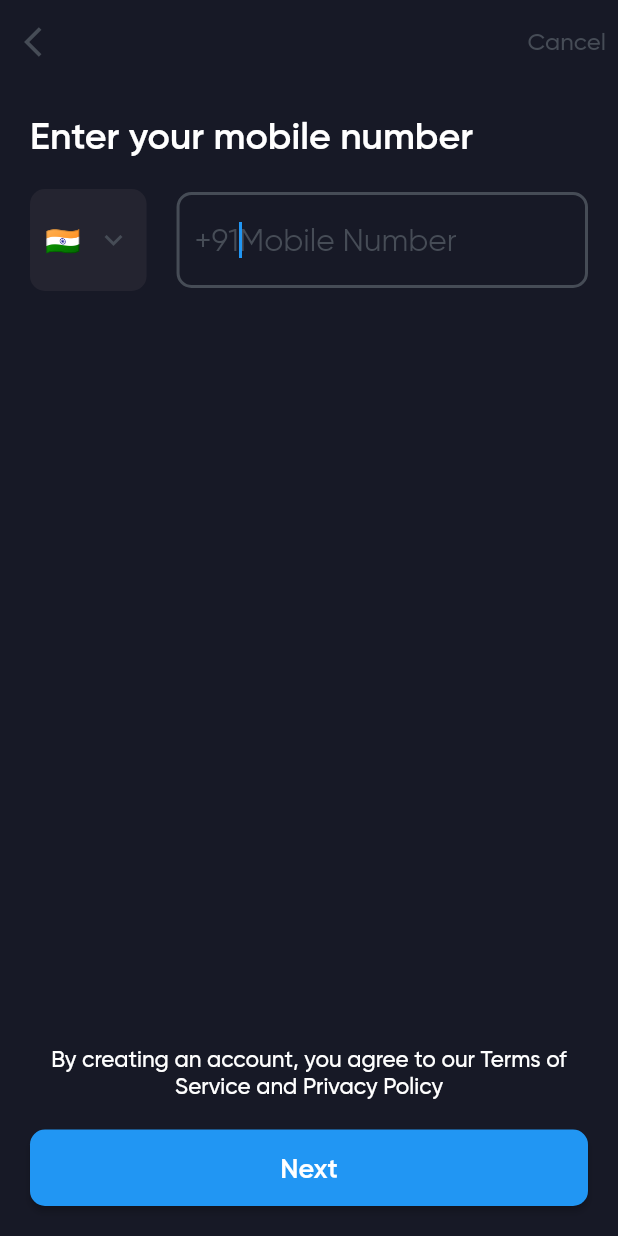
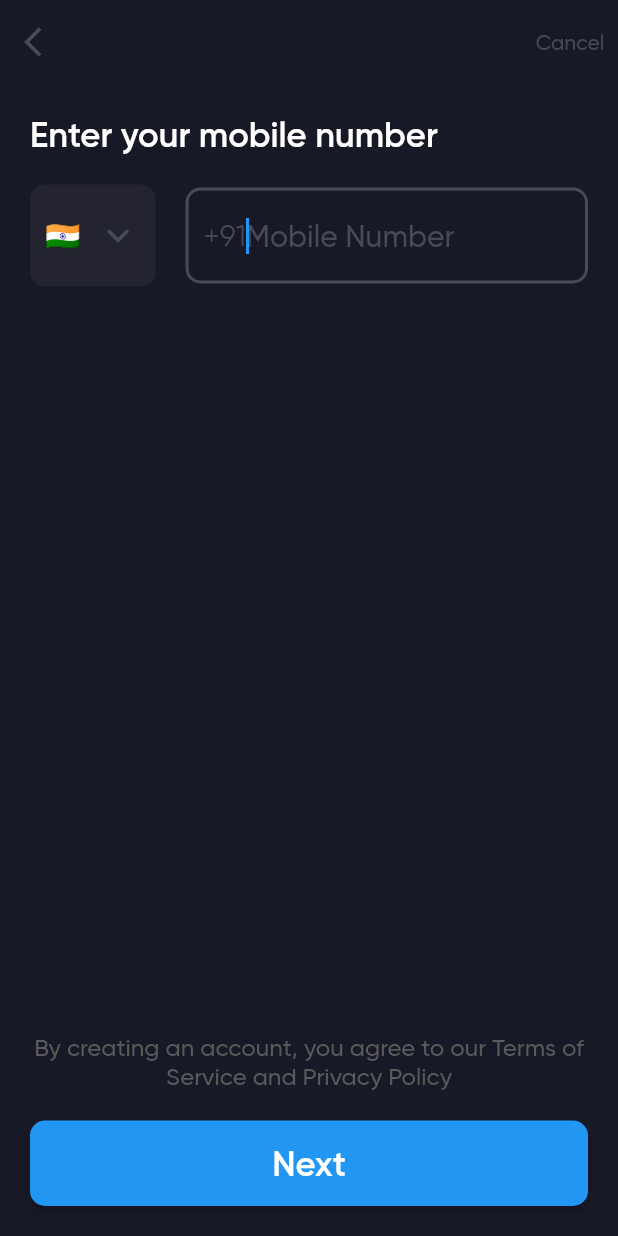
Before and after one commit to nitin-787/PhoneAuthFirebase, a Flutter app: the screen it shows after launch, on a phone screen of 412 x 824 dp. Run offline on Flutter 3.47's test engine with Material 2 defaults, Android fonts, the phone set to English and light mode, and no system bars.

Commit message:
some optimization in auth_screen.dart

```diff
--- a/lib/views/auth_screen.dart
+++ b/lib/views/auth_screen.dart
@@ -60,7 +60,7 @@ class _AuthScreenState extends State<AuthScreen> {
                 'Cancel',
                 style: TextStyle(
                   color: Color(0xff464c56),
-                  fontSize: 16,
+                  fontSize: 14,
                   fontWeight: FontWeight.w500,
                 ),
               ),
@@ -77,7 +77,7 @@ class _AuthScreenState extends State<AuthScreen> {
                 style: TextStyle(
                   fontWeight: FontWeight.w600,
                   color: Colors.white,
-                  fontSize: 25,
+                  fontSize: 23,
                 ),
               ),
               const SizedBox(height: 20),
@@ -93,6 +93,7 @@ class _AuthScreenState extends State<AuthScreen> {
                       child: DropdownButton<String>(
                         value: selectedCountry,
                         icon: const Icon(
+                          size: 30,
                           Icons.keyboard_arrow_down,
                           color: Color(0xff464c56),
                         ),
@@ -127,7 +128,9 @@ class _AuthScreenState extends State<AuthScreen> {
                   // add a
                   const SizedBox(width: 20),
                   Expanded(
-                    child: TextField(
+                    child: TextFormField(
+                      enableSuggestions: false,
+                      autocorrect: false,
                       autofocus: true,
                       keyboardType: TextInputType.number,
                       maxLength: 10,
@@ -136,16 +139,19 @@ class _AuthScreenState extends State<AuthScreen> {
                         color: Color(0xff464c56),
                       ),
                       decoration: InputDecoration(
+                        fillColor: const Color(0xff242430),
                         prefix: Text(
                           countryCodes[countries.indexOf(selectedCountry)],
                         ),
                         prefixStyle: const TextStyle(
-                          fontSize: 21,
+                          fontSize: 20,
                           color: Color(0xff464c56),
                         ),
                         counterText: '',
                         hintText: 'Mobile Number',
                         hintStyle: const TextStyle(
+                          fontSize: 20,
+                          fontWeight: FontWeight.w500,
                           color: Color(0xff464c56),
                         ),
                         focusedBorder: const OutlineInputBorder(
@@ -177,8 +183,8 @@ class _AuthScreenState extends State<AuthScreen> {
                 textAlign: TextAlign.center,
                 style: TextStyle(
                   fontWeight: FontWeight.w500,
-                  color: Colors.white,
-                  fontSize: 15,
+                  color: Color(0xff5B5B5B),
+                  fontSize: 16,
                 ),
               ),
               const SizedBox(
@@ -198,7 +204,7 @@ class _AuthScreenState extends State<AuthScreen> {
                     'Next',
                     // add gilroy font
                     style: TextStyle(
-                      fontSize: 18,
+                      fontSize: 23,
                       fontWeight: FontWeight.w600,
                     ),
                   ),
```
